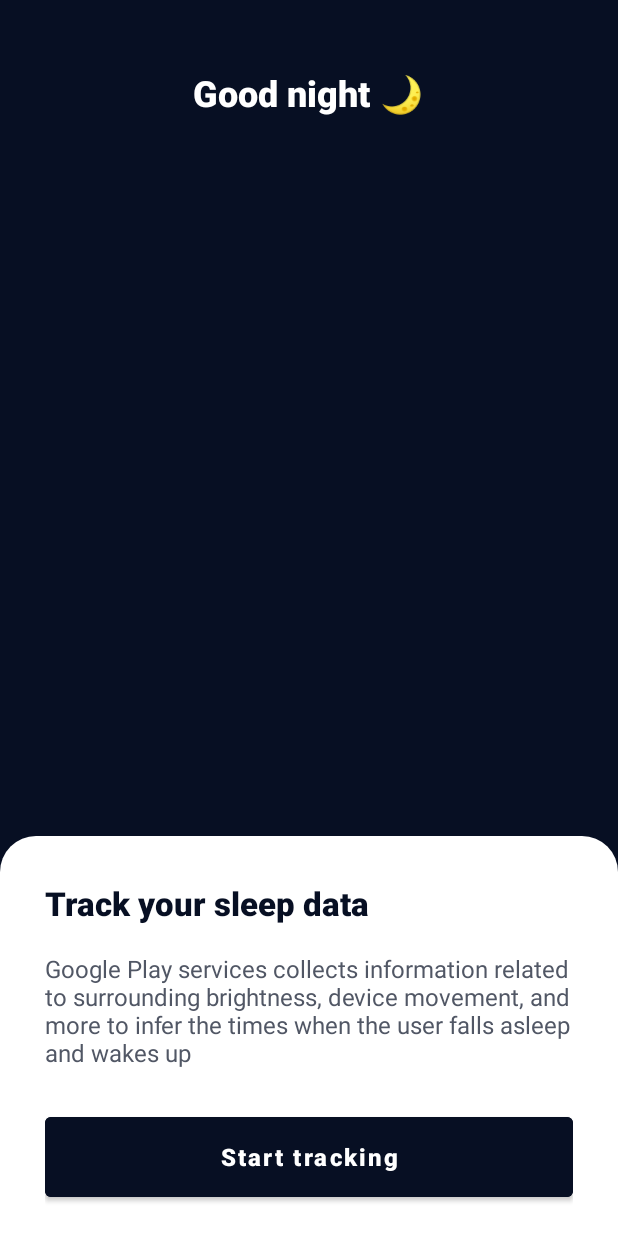
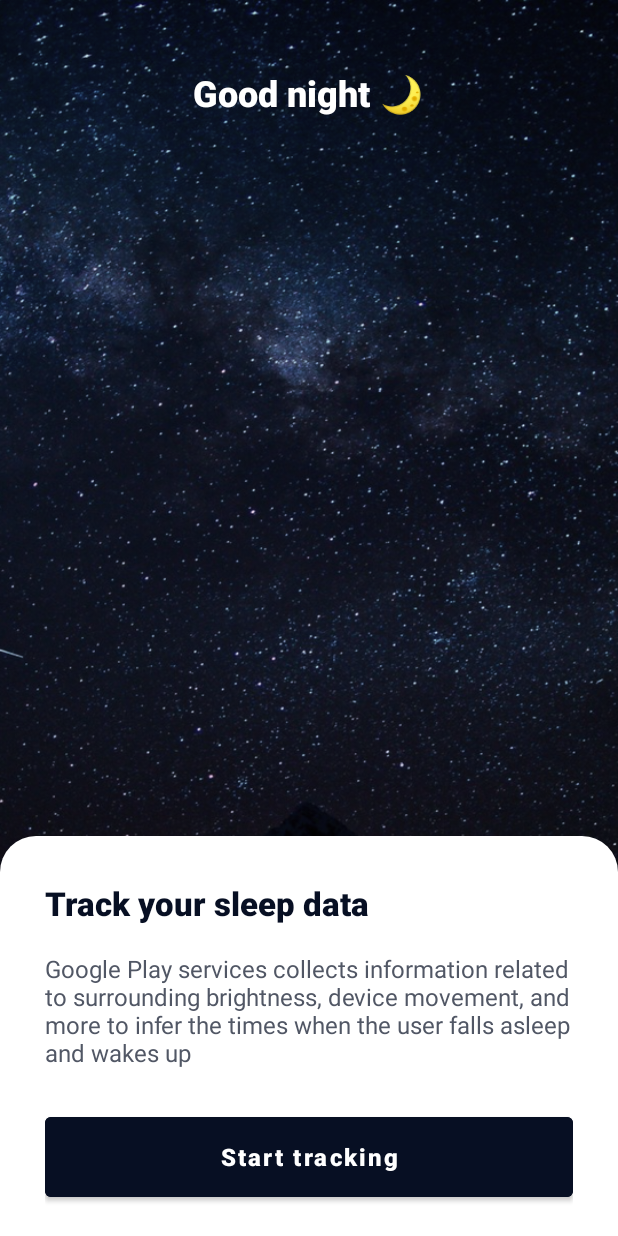
Before and after one commit to Fryzu/SleepHabitsTracker, an Android app: the screen it shows after launch (MainActivity), on a phone screen of 412 x 824 dp. Run offline under Robolectric (Android 15) with nearby library versions, the phone set to English and light mode, and no system bars; our stand-ins replace Room's generated code; 4 statements that could not run were skipped.

Commit message:
Adds background starts

```diff
--- a/app/src/main/res/layout/activity_main.xml
+++ b/app/src/main/res/layout/activity_main.xml
@@ -6,7 +6,7 @@
     android:layout_height="match_parent"
     android:id="@+id/main_activity"
     tools:context=".MainActivity"
-    android:background="@color/primary">
+    android:background="@drawable/background_stars">
 
     <TextView
         android:textColor="@color/white"
--- a/app/src/main/res/values-night/themes.xml
+++ b/app/src/main/res/values-night/themes.xml
@@ -10,7 +10,7 @@
         <item name="colorSecondaryVariant">@color/teal_200</item>
         <item name="colorOnSecondary">@color/black</item>
         <!-- Status bar color. -->
-        <item name="android:statusBarColor" tools:targetApi="l">@color/primary</item>
+        <item name="android:statusBarColor" tools:targetApi="l">#FF050918</item>
         <!-- Customize your theme here. -->
     </style>
 </resources>
--- a/app/src/main/res/values/themes.xml
+++ b/app/src/main/res/values/themes.xml
@@ -10,7 +10,7 @@
         <item name="colorSecondaryVariant">@color/teal_200</item>
         <item name="colorOnSecondary">@color/black</item>
         <!-- Status bar color. -->
-        <item name="android:statusBarColor" tools:targetApi="l">@color/primary</item>
+        <item name="android:statusBarColor" tools:targetApi="l">#FF050918</item>
         <!-- Customize your theme here. -->
     </style>
 </resources>
```
Also changed, not shown: app/src/main/res/drawable-hdpi/background_stars.png (added), app/src/main/res/drawable-mdpi/background_stars.png (added), app/src/main/res/drawable-xhdpi/background_stars.png (added), 2 other files.
